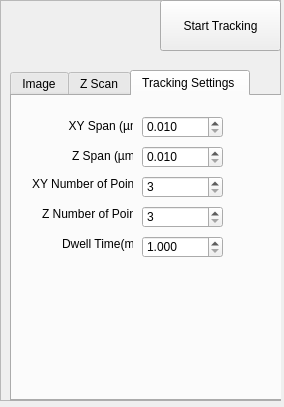
Before: the Qt Designer form NV_ABJ/user_interfaces/tracking_widget/tracking_widget.ui in ACBJayichLab/NV_ABJ, drawn with Qt 5.
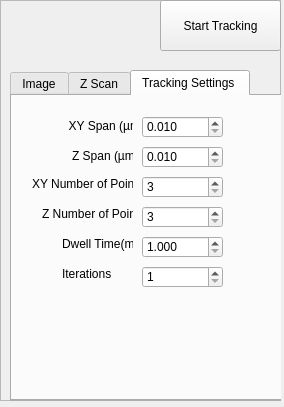
After: the same form once the commit is applied. The open tabs and pages were chosen to show the change.

Commit message: updating ui controls and including the tracking style of iterations

Diff of the .ui file:
```diff
--- a/NV_ABJ/user_interfaces/tracking_widget/tracking_widget.ui
+++ b/NV_ABJ/user_interfaces/tracking_widget/tracking_widget.ui
@@ -241,6 +241,35 @@
        <double>0.010000000000000</double>
       </property>
      </widget>
+     <widget class="QLabel" name="label_6">
+      <property name="geometry">
+       <rect>
+        <x>50</x>
+        <y>170</y>
+        <width>71</width>
+        <height>16</height>
+       </rect>
+      </property>
+      <property name="text">
+       <string>Iterations</string>
+      </property>
+     </widget>
+     <widget class="QSpinBox" name="tracking_iterations_spin_box">
+      <property name="geometry">
+       <rect>
+        <x>130</x>
+        <y>170</y>
+        <width>81</width>
+        <height>22</height>
+       </rect>
+      </property>
+      <property name="minimum">
+       <number>1</number>
+      </property>
+      <property name="stepType">
+       <enum>QAbstractSpinBox::DefaultStepType</enum>
+      </property>
+     </widget>
     </widget>
    </widget>
   </widget>
```
Left out of the diff: 5 changed lines with no effect on the pictures. The commit also changes 11 other files.
